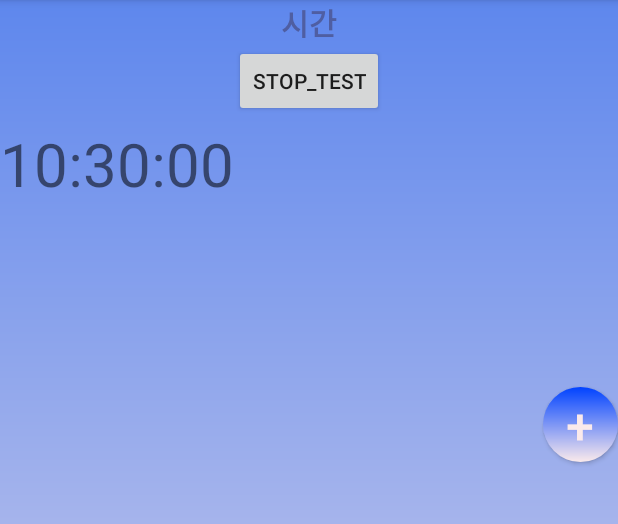
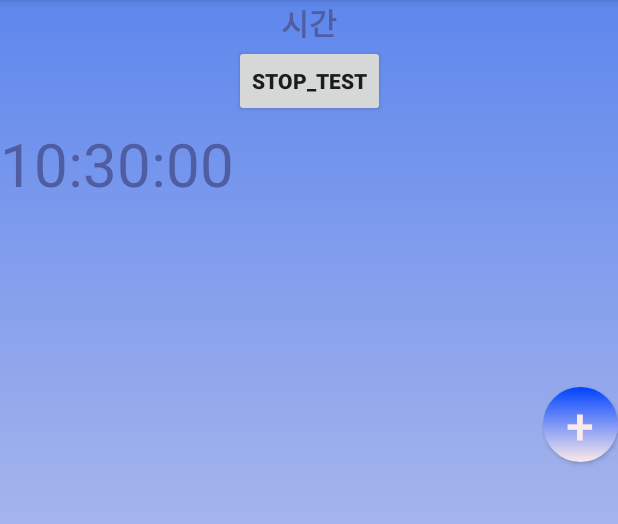
Before and after one commit to inhohyun/alarm-call, an Android app: the screen it shows after launch (Maintest_Activity), on a phone screen of 412 x 824 dp, the part 84-608 px from its top. Run offline under Robolectric (Android 15) with nearby library versions, the phone set to English and light mode, and no system bars; our stand-ins replace Room's generated code.

Commit message:
디자인, 현재시간

```diff
--- a/app/src/main/res/layout-v23/alam_main.xml
+++ b/app/src/main/res/layout-v23/alam_main.xml
@@ -41,6 +41,8 @@
                 app:layout_constraintEnd_toEndOf="parent"
                 app:layout_constraintStart_toStartOf="parent"
                 android:text="stop_test"
+                android:textStyle="bold"
+                android:layout_gravity="center"
                 app:layout_constraintTop_toBottomOf="@id/fastest_alam_text"
                 app:layout_constraintTop_toTopOf="parent" />
 
@@ -52,6 +54,7 @@
                 android:gravity="center"
                 android:text="@string/alam_fastest"
                 android:textSize="40sp"
+                android:textColor="#4f5ea2"
                 app:layout_constraintStart_toStartOf="parent"
                 app:layout_constraintTop_toTopOf="parent"
                 tools:layout_editor_absoluteX="1dp" />
```
